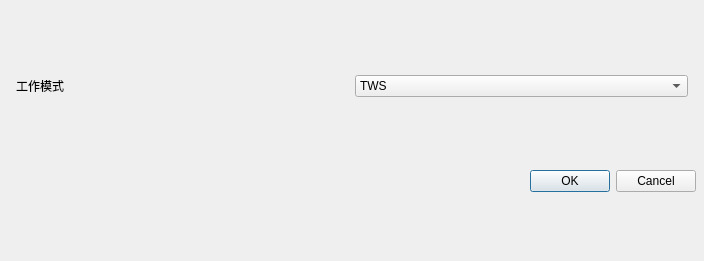
The window that paramWidget/scanrangeui.ui (DanielWuxiaoxiao/DispCtrl) describes before a commit, drawn with Qt 5.
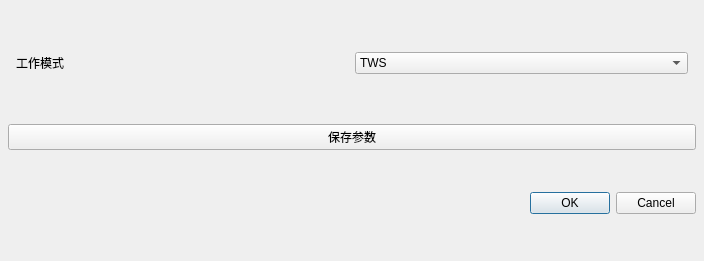
The same window after the commit. Custom widgets are drawn as their Qt base class.

The edit to the form file:
```diff
--- a/paramWidget/scanrangeui.ui
+++ b/paramWidget/scanrangeui.ui
@@ -69,6 +69,13 @@
      </item>
     </layout>
    </item>
+   <item>
+    <widget class="QPushButton" name="saveButton">
+     <property name="text">
+      <string>保存参数</string>
+     </property>
+    </widget>
+   </item>
    <item>
     <widget class="QDialogButtonBox" name="buttonBox">
      <property name="orientation">
```
Left out of the diff: 5 changed lines with no effect on the pictures.
